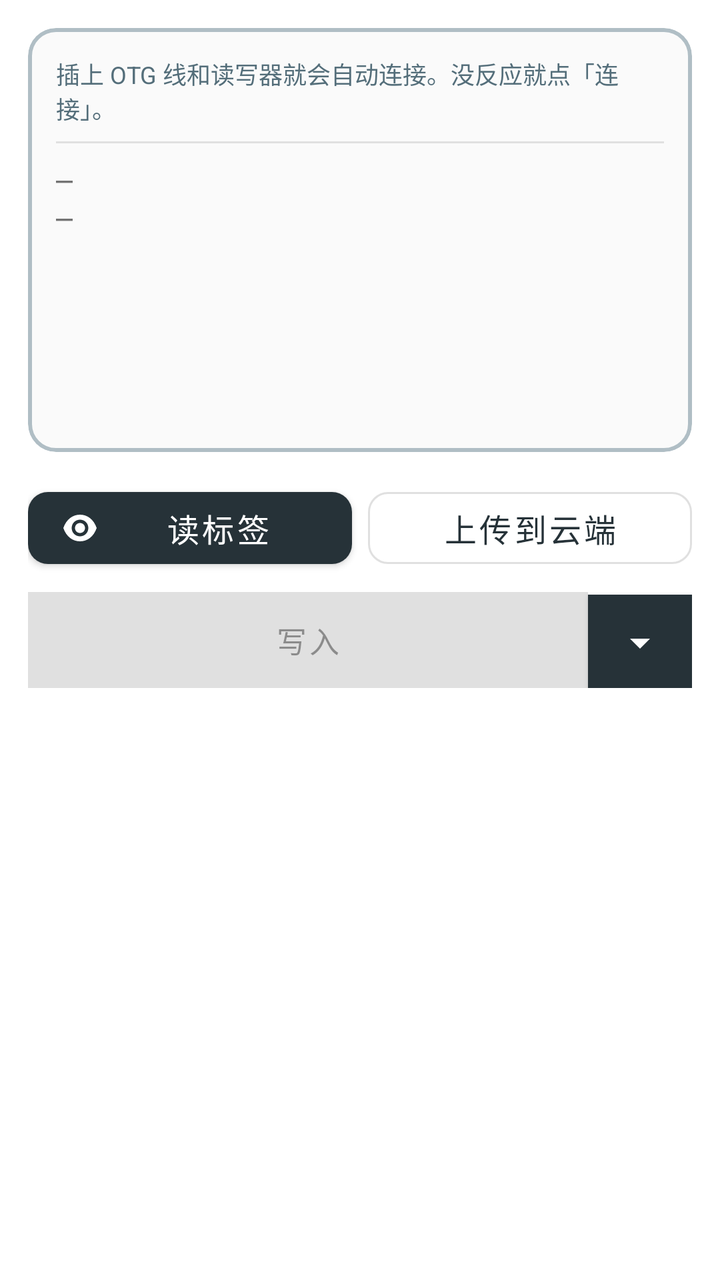
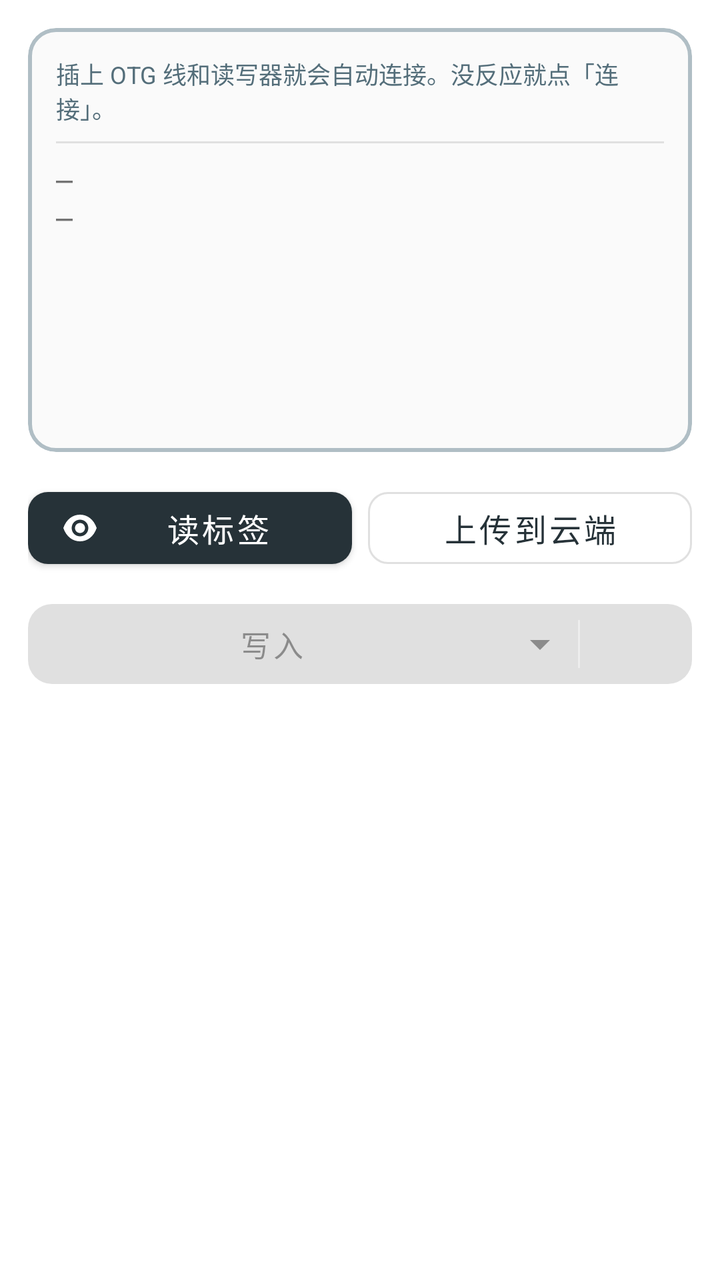

The first picture is an Android layout as it rendered before a commit; the second is the same layout after the commit. The layout source and the unified diff follow.
<!-- AndroidManifest.xml: application theme Theme.UhfRfid -->
<!-- res/layout/fragment_home.xml -->
<?xml version="1.0" encoding="utf-8"?>
<androidx.core.widget.NestedScrollView xmlns:android="http://schemas.android.com/apk/res/android"
    xmlns:app="http://schemas.android.com/apk/res-auto"
    android:layout_width="match_parent"
    android:layout_height="match_parent"
    android:fillViewport="true">

    <LinearLayout
        android:layout_width="match_parent"
        android:layout_height="wrap_content"
        android:orientation="vertical"
        android:padding="14dp">

        
        <com.google.android.material.card.MaterialCardView
            android:id="@+id/panel"
            android:layout_width="match_parent"
            android:layout_height="212dp"
            app:cardBackgroundColor="#FAFAFA"
            app:cardCornerRadius="14dp"
            app:cardElevation="0dp"
            app:strokeColor="#B0BEC5"
            app:strokeWidth="2dp">

            <LinearLayout
                android:layout_width="match_parent"
                android:layout_height="match_parent"
                android:orientation="vertical"
                android:padding="14dp">

                <com.google.android.material.textview.MaterialTextView
                    android:id="@+id/statusText"
                    android:layout_width="match_parent"
                    android:layout_height="wrap_content"
                    android:ellipsize="end"
                    android:maxLines="2"
                    android:text="@string/no_device_hint"
                    android:textColor="#546E7A"
                    android:textSize="12sp" />

                <com.google.android.material.textview.MaterialTextView
                    android:id="@+id/hitName"
                    android:layout_width="match_parent"
                    android:layout_height="wrap_content"
                    android:layout_marginTop="4dp"
                    android:ellipsize="end"
                    android:maxLines="1"
                    android:textColor="#0D47A1"
                    android:textSize="22sp"
                    android:textStyle="bold"
                    android:visibility="gone" />

                <com.google.android.material.textview.MaterialTextView
                    android:id="@+id/hitSub"
                    android:layout_width="match_parent"
                    android:layout_height="wrap_content"
                    android:ellipsize="end"
                    android:maxLines="1"
                    android:fontFamily="monospace"
                    android:textColor="#1565C0"
                    android:textSize="12sp"
                    android:visibility="gone" />

                <View
                    android:layout_width="match_parent"
                    android:layout_height="1dp"
                    android:layout_marginTop="8dp"
                    android:layout_marginBottom="8dp"
                    android:background="#E0E0E0" />

                <com.google.android.material.textview.MaterialTextView
                    android:id="@+id/epcText"
                    android:layout_width="match_parent"
                    android:layout_height="wrap_content"
                    android:ellipsize="middle"
                    android:fontFamily="monospace"
                    android:maxLines="1"
                    android:text="—"
                    android:textIsSelectable="true"
                    android:textSize="14sp" />

                <com.google.android.material.textview.MaterialTextView
                    android:id="@+id/tidText"
                    android:layout_width="match_parent"
                    android:layout_height="wrap_content"
                    android:ellipsize="middle"
                    android:fontFamily="monospace"
                    android:maxLines="1"
                    android:text="—"
                    android:textIsSelectable="true"
                    android:textSize="14sp" />

                <com.google.android.material.textview.MaterialTextView
                    android:id="@+id/checkText"
                    android:layout_width="match_parent"
                    android:layout_height="wrap_content"
                    android:layout_marginTop="2dp"
                    android:ellipsize="end"
                    android:maxLines="1"
                    android:textSize="12sp"
                    android:textStyle="bold" />
            </LinearLayout>
        </com.google.android.material.card.MaterialCardView>

        
        <LinearLayout
            android:layout_width="match_parent"
            android:layout_height="wrap_content"
            android:layout_marginTop="14dp"
            android:orientation="horizontal">

            <com.google.android.material.button.MaterialButton
                android:id="@+id/readBtn"
                android:layout_width="0dp"
                android:layout_height="wrap_content"
                android:layout_weight="1"
                android:text="@string/read_short"
                android:textSize="16sp"
                app:cornerRadius="10dp"
                app:icon="@drawable/ic_read" />

            <com.google.android.material.button.MaterialButton
                android:id="@+id/uploadBtn"
                style="@style/Widget.MaterialComponents.Button.OutlinedButton"
                android:layout_width="0dp"
                android:layout_height="wrap_content"
                android:layout_marginStart="8dp"
                android:layout_weight="1"
                android:text="@string/cloud_upload"
                android:textSize="16sp"
                app:cornerRadius="10dp" />
        </LinearLayout>

        
        <LinearLayout
            android:layout_width="match_parent"
            android:layout_height="wrap_content"
            android:layout_marginTop="8dp"
            android:orientation="horizontal">

            <com.google.android.material.button.MaterialButton
                android:id="@+id/writeBtn"
                android:layout_width="0dp"
                android:layout_height="48dp"
                android:layout_weight="1"
                android:ellipsize="end"
                android:enabled="false"
                android:insetBottom="0dp"
                android:insetLeft="0dp"
                android:insetRight="0dp"
                android:insetTop="0dp"
                android:maxLines="1"
                android:text="@string/write_now"
                android:textSize="15sp"
                app:cornerRadius="0dp"
                app:elevation="1dp"
                app:shapeAppearanceOverlay="@style/Shape.LeftHalf" />

            <com.google.android.material.button.MaterialButton
                android:id="@+id/pickWriteBtn"
                android:layout_width="52dp"
                android:layout_height="48dp"
                android:insetBottom="0dp"
                android:insetLeft="0dp"
                android:insetRight="0dp"
                android:insetTop="0dp"
                android:minWidth="0dp"
                android:paddingStart="0dp"
                android:paddingEnd="0dp"
                android:text=""
                app:cornerRadius="0dp"
                app:elevation="1dp"
                app:icon="@drawable/ic_drop_down"
                app:iconGravity="textStart"
                app:iconPadding="0dp"
                app:shapeAppearanceOverlay="@style/Shape.RightHalf"
                app:strokeWidth="0dp" />
        </LinearLayout>

    </LinearLayout>
</androidx.core.widget.NestedScrollView>
<!-- resources referenced by this layout -->
<resources>
  <!-- drawable ic_drop_down (drawable) -->
  <?xml version="1.0" encoding="utf-8"?>
  <vector xmlns:android="http://schemas.android.com/apk/res/android"
      android:width="24dp" android:height="24dp"
      android:viewportWidth="24" android:viewportHeight="24">
      <path android:fillColor="#FFFFFF" android:pathData="M7,10l5,5 5,-5z" />
  </vector>
  <!-- drawable ic_read (drawable) -->
  <?xml version="1.0" encoding="utf-8"?>
  <vector xmlns:android="http://schemas.android.com/apk/res/android"
      android:width="20dp" android:height="20dp"
      android:viewportWidth="24" android:viewportHeight="24">
      <path android:fillColor="#FFFFFF"
          android:pathData="M12,4C7.6,4 3.8,6.8 2,12c1.8,5.2 5.6,8 10,8s8.2,-2.8 10,-8C20.2,6.8 16.4,4 12,4zM12,17c-2.8,0 -5,-2.2 -5,-5s2.2,-5 5,-5s5,2.2 5,5S14.8,17 12,17zM12,9c-1.7,0 -3,1.3 -3,3s1.3,3 3,3s3,-1.3 3,-3S13.7,9 12,9z" />
  </vector>
  <string name="cloud_upload">上传到云端</string>
  <string name="no_device_hint">插上 OTG 线和读写器就会自动连接。没反应就点「连接」。</string>
  <string name="read_short">读标签</string>
  <string name="write_now">写入</string>
  <style name="Shape.LeftHalf" parent="">
          <item name="cornerFamily">rounded</item>
          <item name="cornerSizeTopLeft">10dp</item>
          <item name="cornerSizeBottomLeft">10dp</item>
          <item name="cornerSizeTopRight">0dp</item>
          <item name="cornerSizeBottomRight">0dp</item>
      </style>
  <style name="Shape.RightHalf" parent="">
          <item name="cornerFamily">rounded</item>
          <item name="cornerSizeTopLeft">0dp</item>
          <item name="cornerSizeBottomLeft">0dp</item>
          <item name="cornerSizeTopRight">10dp</item>
          <item name="cornerSizeBottomRight">10dp</item>
      </style>
  <style name="Theme.UhfRfid" parent="Theme.MaterialComponents.DayNight.NoActionBar">
          <item name="colorPrimary">#263238</item>
          <item name="colorPrimaryDark">#1B2429</item>
          <item name="colorAccent">#26A69A</item>
      </style>
</resources>

<!-- the commit's change to res/layout/fragment_home.xml (unified diff, before → after) -->
@@ -132,50 +132,43 @@
         </LinearLayout>
 
         
-        <LinearLayout
+        <FrameLayout
             android:layout_width="match_parent"
-            android:layout_height="wrap_content"
-            android:layout_marginTop="8dp"
-            android:orientation="horizontal">
+            android:layout_height="52dp"
+            android:layout_marginTop="8dp">
 
             <com.google.android.material.button.MaterialButton
                 android:id="@+id/writeBtn"
-                android:layout_width="0dp"
-                android:layout_height="48dp"
-                android:layout_weight="1"
+                android:layout_width="match_parent"
+                android:layout_height="match_parent"
                 android:ellipsize="end"
                 android:enabled="false"
-                android:insetBottom="0dp"
-                android:insetLeft="0dp"
-                android:insetRight="0dp"
-                android:insetTop="0dp"
                 android:maxLines="1"
+                android:paddingEnd="64dp"
                 android:text="@string/write_now"
                 android:textSize="15sp"
-                app:cornerRadius="0dp"
-                app:elevation="1dp"
-                app:shapeAppearanceOverlay="@style/Shape.LeftHalf" />
+                app:cornerRadius="12dp"
+                app:icon="@drawable/ic_drop_down"
+                app:iconGravity="end"
+                app:iconPadding="16dp" />
 
-            <com.google.android.material.button.MaterialButton
-                android:id="@+id/pickWriteBtn"
-                android:layout_width="52dp"
-                android:layout_height="48dp"
-                android:insetBottom="0dp"
-                android:insetLeft="0dp"
-                android:insetRight="0dp"
-                android:insetTop="0dp"
-                android:minWidth="0dp"
-                android:paddingStart="0dp"
-                android:paddingEnd="0dp"
-                android:text=""
-                app:cornerRadius="0dp"
-                app:elevation="1dp"
-                app:icon="@drawable/ic_drop_down"
-                app:iconGravity="textStart"
-                app:iconPadding="0dp"
-                app:shapeAppearanceOverlay="@style/Shape.RightHalf"
-                app:strokeWidth="0dp" />
-        </LinearLayout>
+            
+            <View
+                android:layout_width="1dp"
+                android:layout_height="24dp"
+                android:layout_gravity="end|center_vertical"
+                android:layout_marginEnd="56dp"
+                android:background="#66FFFFFF" />
 
+            
+            <View
+                android:id="@+id/dropZone"
+                android:layout_width="56dp"
+                android:layout_height="match_parent"
+                android:layout_gravity="end"
+                android:background="?attr/selectableItemBackground"
+                android:clickable="true"
+                android:focusable="false" />
+        </FrameLayout>
     </LinearLayout>
 </androidx.core.widget.NestedScrollView>
<!-- resource entries referenced after the edit -->
@@ -19,20 +19,6 @@
   <string name="no_device_hint">插上 OTG 线和读写器就会自动连接。没反应就点「连接」。</string>
   <string name="read_short">读标签</string>
   <string name="write_now">写入</string>
-  <style name="Shape.LeftHalf" parent="">
-          <item name="cornerFamily">rounded</item>
-          <item name="cornerSizeTopLeft">10dp</item>
-          <item name="cornerSizeBottomLeft">10dp</item>
-          <item name="cornerSizeTopRight">0dp</item>
-          <item name="cornerSizeBottomRight">0dp</item>
-      </style>
-  <style name="Shape.RightHalf" parent="">
-          <item name="cornerFamily">rounded</item>
-          <item name="cornerSizeTopLeft">0dp</item>
-          <item name="cornerSizeBottomLeft">0dp</item>
-          <item name="cornerSizeTopRight">10dp</item>
-          <item name="cornerSizeBottomRight">10dp</item>
-      </style>
   <style name="Theme.UhfRfid" parent="Theme.MaterialComponents.DayNight.NoActionBar">
           <item name="colorPrimary">#263238</item>
           <item name="colorPrimaryDark">#1B2429</item>
